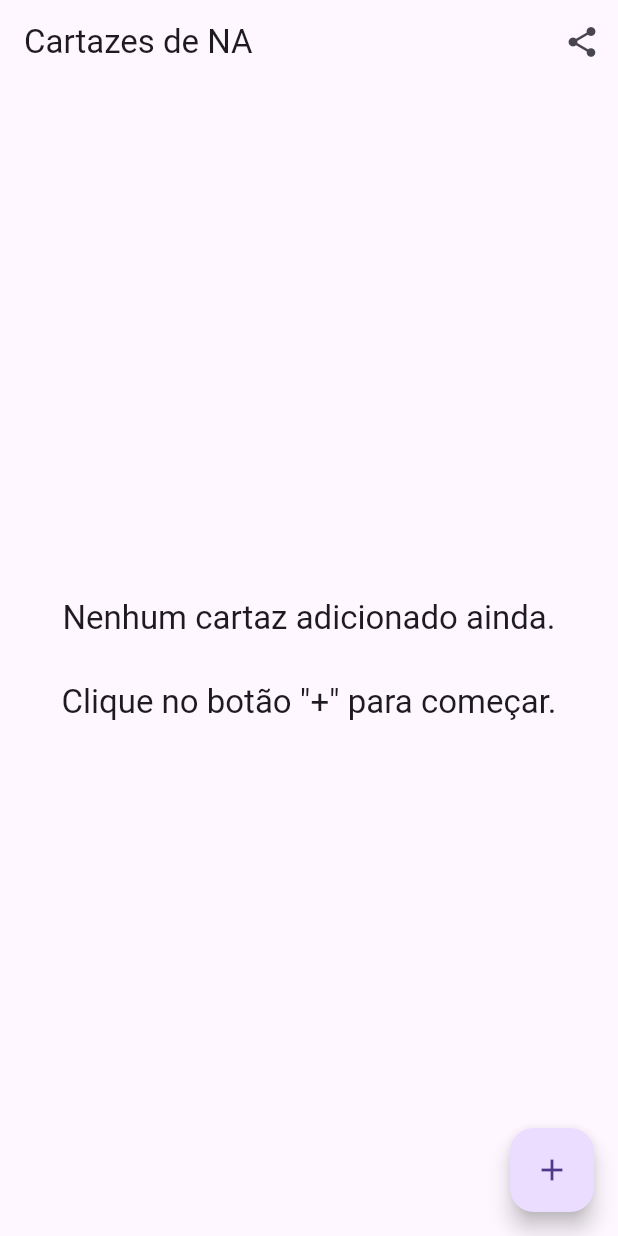
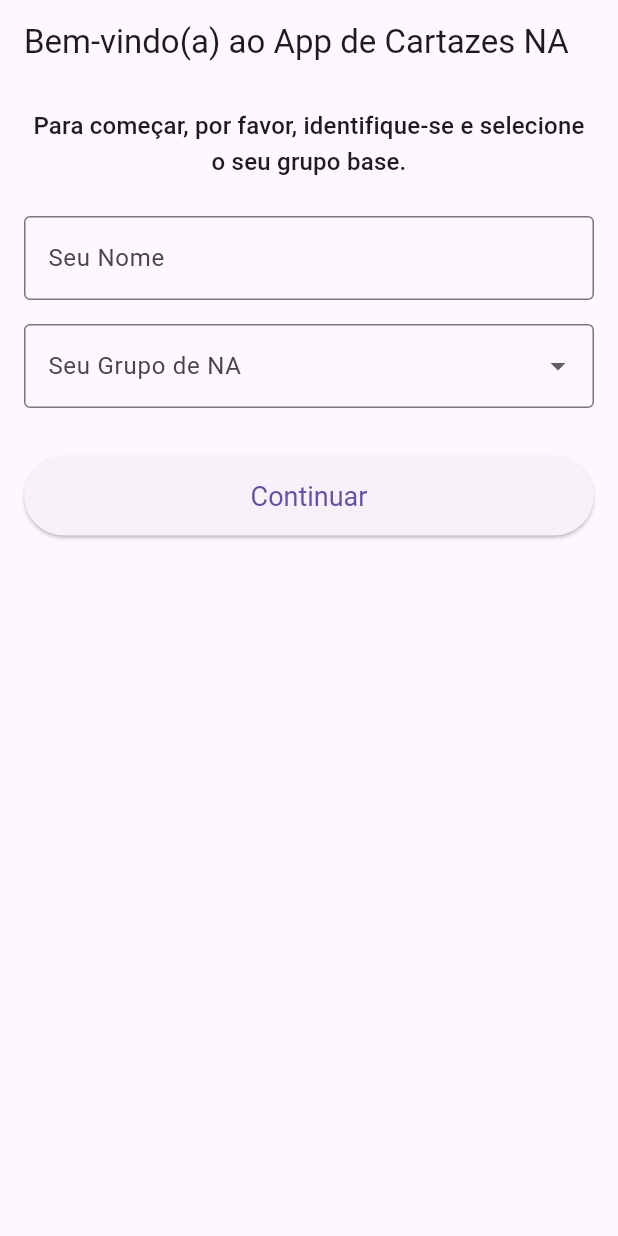
Before and after one commit to fayzerlol/NA-Posters-App, a Flutter app: the screen it shows after launch, on a phone screen of 412 x 824 dp. Run offline on Flutter 3.47's test engine with Material 3 defaults, Android fonts, the phone set to English and light mode, and no system bars; our stand-ins replace flutter_map, geolocator, image_picker, latlong2, permission_handler, share_plus and 3 more; missing offline and left inert: flutter_map_location_marker; accounts and stored records are empty.

```diff
--- a/lib/main.dart
+++ b/lib/main.dart
@@ -1,12 +1,43 @@
 import 'package:flutter/material.dart';
 import 'package:na_posters_app/pages/posters_list_page.dart';
+import 'package:na_posters_app/pages/welcome_page.dart';
+import 'package:shared_preferences/shared_preferences.dart';
 
 void main() {
+  // Garantir que os widgets do Flutter estejam inicializados antes de qualquer outra coisa.
+  WidgetsFlutterBinding.ensureInitialized();
   runApp(const NaPostersApp());
 }
 
-class NaPostersApp extends StatelessWidget {
+class NaPostersApp extends StatefulWidget {
   const NaPostersApp({Key? key}) : super(key: key);
+
+  @override
+  State<NaPostersApp> createState() => _NaPostersAppState();
+}
+
+class _NaPostersAppState extends State<NaPostersApp> {
+  late Future<Widget> _initialPageFuture;
+
+  @override
+  void initState() {
+    super.initState();
+    _initialPageFuture = _determineInitialPage();
+  }
+
+  Future<Widget> _determineInitialPage() async {
+    final prefs = await SharedPreferences.getInstance();
+    final userName = prefs.getString('userName');
+    final groupId = prefs.getInt('userGroupId');
+
+    if (userName != null && userName.isNotEmpty && groupId != null) {
+      // Se já temos os dados do usuário, vamos para a lista de cartazes.
+      return const PostersListPage();
+    } else {
+      // Caso contrário, mostramos a tela de boas-vindas.
+      return const WelcomePage();
+    }
+  }
 
   @override
   Widget build(BuildContext context) {
@@ -16,7 +47,38 @@ class NaPostersApp extends StatelessWidget {
         primarySwatch: Colors.blue,
         useMaterial3: true,
       ),
-      home: const PostersListPage(),
+      // O FutureBuilder vai mostrar uma tela de carregamento enquanto
+      // decidimos qual é a página inicial correta.
+      home: FutureBuilder<Widget>(
+        future: _initialPageFuture,
+        builder: (context, snapshot) {
+          if (snapshot.connectionState == ConnectionState.waiting) {
+            // Tela de Splash/Carregamento
+            return const Scaffold(
+              body: Center(
+                child: CircularProgressIndicator(),
+              ),
+            );
+          } else if (snapshot.hasError) {
+            // Em caso de erro, mostramos uma mensagem.
+            return Scaffold(
+              body: Center(
+                child: Text('Erro ao inicializar o app: ${snapshot.error}'),
+              ),
+            );
+          } else if (snapshot.hasData) {
+            // Quando o futuro estiver completo, mostramos a página correta.
+            return snapshot.data!;
+          } else {
+            // Fallback, embora não deva ser alcançado
+            return const Scaffold(
+              body: Center(
+                child: Text('Algo deu errado.'),
+              ),
+            );
+          }
+        },
+      ),
     );
   }
 }
--- /dev/null
+++ b/lib/pages/welcome_page.dart
@@ -0,0 +1,127 @@
+import 'package:flutter/material.dart';
+import 'package:na_posters_app/helpers/database_helper.dart';
+import 'package:na_posters_app/models/group.dart';
+import 'package:na_posters_app/pages/posters_list_page.dart';
+import 'package:shared_preferences/shared_preferences.dart';
+
+class WelcomePage extends StatefulWidget {
+  const WelcomePage({super.key});
+
+  @override
+  State<WelcomePage> createState() => _WelcomePageState();
+}
+
+class _WelcomePageState extends State<WelcomePage> {
+  final _formKey = GlobalKey<FormState>();
+  final _nameController = TextEditingController();
+  Group? _selectedGroup;
+  List<Group> _groups = [];
+  bool _isLoading = true;
+
+  @override
+  void initState() {
+    super.initState();
+    _loadGroups();
+  }
+
+  Future<void> _loadGroups() async {
+    final groups = await DatabaseHelper.instance.readAllGroups();
+    if (mounted) {
+      setState(() {
+        _groups = groups;
+        _isLoading = false;
+      });
+    }
+  }
+
+  Future<void> _saveAndContinue() async {
+    if (_formKey.currentState!.validate()) {
+      final prefs = await SharedPreferences.getInstance();
+      await prefs.setString('userName', _nameController.text);
+      await prefs.setInt('userGroupId', _selectedGroup!.id!);
+
+      if (!mounted) return;
+
+      Navigator.of(context).pushReplacement(
+        MaterialPageRoute(builder: (context) => const PostersListPage()),
+      );
+    }
+  }
+
+  @override
+  Widget build(BuildContext context) {
+    return Scaffold(
+      appBar: AppBar(
+        title: const Text('Bem-vindo(a) ao App de Cartazes NA'),
+      ),
+      body: _isLoading
+          ? const Center(child: CircularProgressIndicator())
+          : SingleChildScrollView(
+              padding: const EdgeInsets.all(16.0),
+              child: Form(
+                key: _formKey,
+                child: Column(
+                  crossAxisAlignment: CrossAxisAlignment.stretch,
+                  children: [
+                    Text(
+                      'Para começar, por favor, identifique-se e selecione o seu grupo base.',
+                      style: Theme.of(context).textTheme.titleMedium,
+                      textAlign: TextAlign.center,
+                    ),
+                    const SizedBox(height: 24),
+                    TextFormField(
+                      controller: _nameController,
+                      decoration: const InputDecoration(
+                        labelText: 'Seu Nome',
+                        border: OutlineInputBorder(),
+                      ),
+                      validator: (value) {
+                        if (value == null || value.isEmpty) {
+                          return 'Por favor, insira seu nome';
+                        }
+                        return null;
+                      },
+                    ),
+                    const SizedBox(height: 16),
+                    if (_groups.isNotEmpty)
+                      DropdownButtonFormField<Group>(
+                        value: _selectedGroup,
+                        items: _groups.map((group) {
+                          return DropdownMenuItem<Group>(
+                            value: group,
+                            child: Text(group.name),
+                          );
+                        }).toList(),
+                        onChanged: (Group? newValue) {
+                          setState(() {
+                            _selectedGroup = newValue;
+                          });
+                        },
+                        decoration: const InputDecoration(
+                          labelText: 'Seu Grupo de NA',
+                          border: OutlineInputBorder(),
+                        ),
+                        validator: (value) =>
+                            value == null ? 'Por favor, selecione um grupo' : null,
+                      )
+                    else
+                      const Text(
+                        'Nenhum grupo encontrado. Contate o administrador.',
+                        textAlign: TextAlign.center,
+                      ),
+                    const SizedBox(height: 32),
+                    ElevatedButton(
+                      onPressed: _groups.isEmpty ? null : _saveAndContinue,
+                      style: ElevatedButton.styleFrom(
+                        padding: const EdgeInsets.symmetric(vertical: 16.0),
+                        textStyle: const TextStyle(fontSize: 18),
+                      ),
+                      child: const Text('Continuar'),
+                    ),
+                  ],
+                ),
+              ),
+            ),
+    );
+  }
+}
```
Also changed, not shown: lib/helpers/database_helper.dart (+24 -0 lines), lib/pages/home_page.dart (+6 -60 lines), lib/pages/posters_list_page.dart (+28 -21 lines), pubspec.yaml (+27 -18 lines), pubspec.lock.
